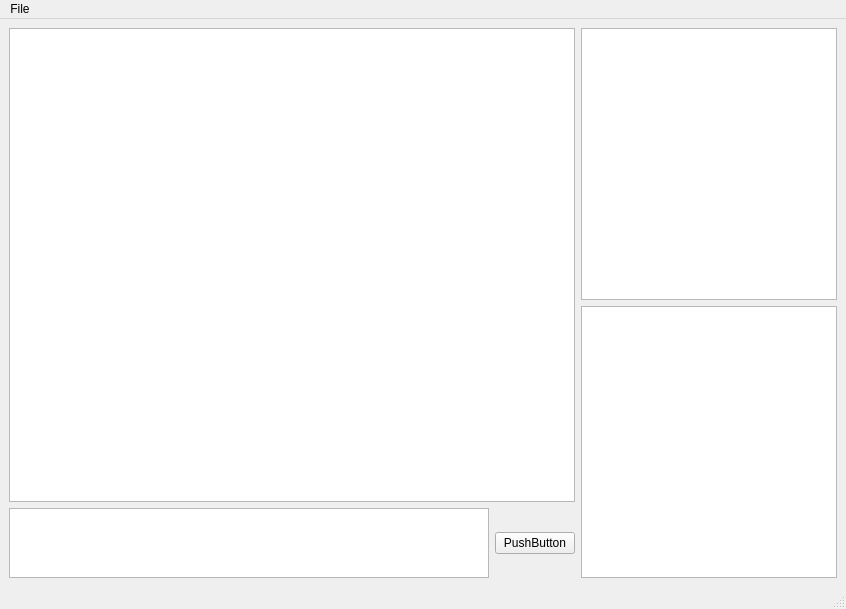
Before: the Qt Designer form client/mainwindow.ui in wiktorgorczak/sth-like-irc, drawn with Qt 5.
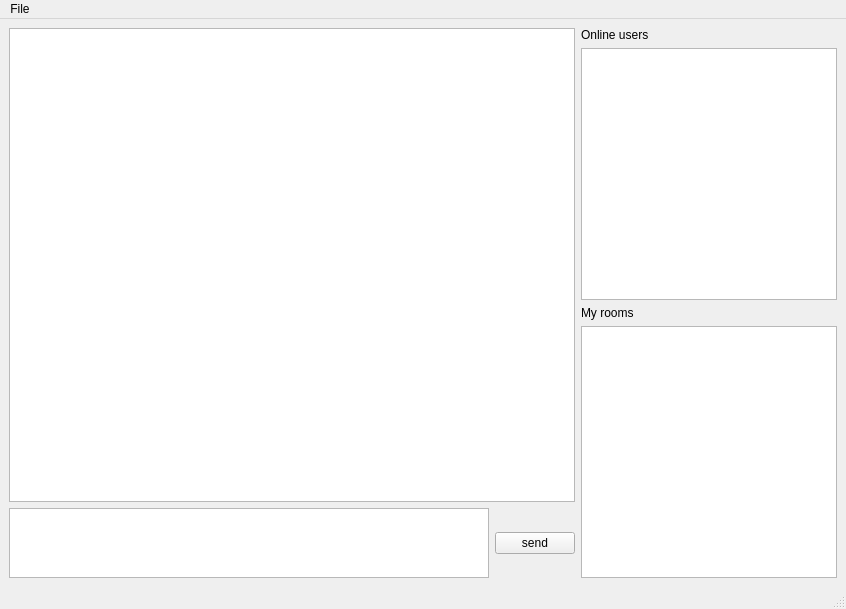
After: the same form once the commit is applied.

Commit message: implement room switching

```diff
--- a/client/mainwindow.ui
+++ b/client/mainwindow.ui
@@ -57,7 +57,7 @@
            </sizepolicy>
           </property>
           <property name="text">
-           <string>PushButton</string>
+           <string>send</string>
           </property>
          </widget>
         </item>
@@ -67,6 +67,13 @@
     </item>
     <item>
      <layout class="QVBoxLayout" name="verticalLayout">
+      <item>
+       <widget class="QLabel" name="label_2">
+        <property name="text">
+         <string>Online users</string>
+        </property>
+       </widget>
+      </item>
       <item>
        <widget class="QListView" name="userListView">
         <property name="sizePolicy">
@@ -83,6 +90,13 @@
         </property>
        </widget>
       </item>
+      <item>
+       <widget class="QLabel" name="label">
+        <property name="text">
+         <string>My rooms</string>
+        </property>
+       </widget>
+      </item>
       <item>
        <widget class="QListView" name="roomListView">
         <property name="sizePolicy">
```
Left out of the diff: 5 changed lines with no effect on the pictures. The commit also changes 10 other files.
